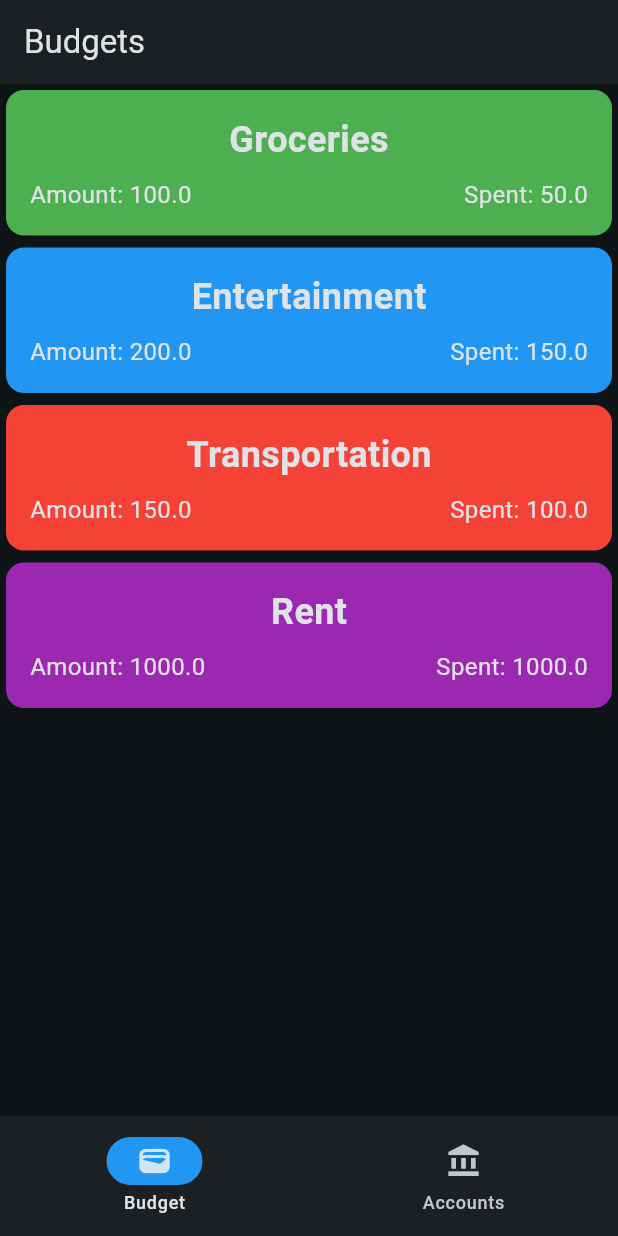
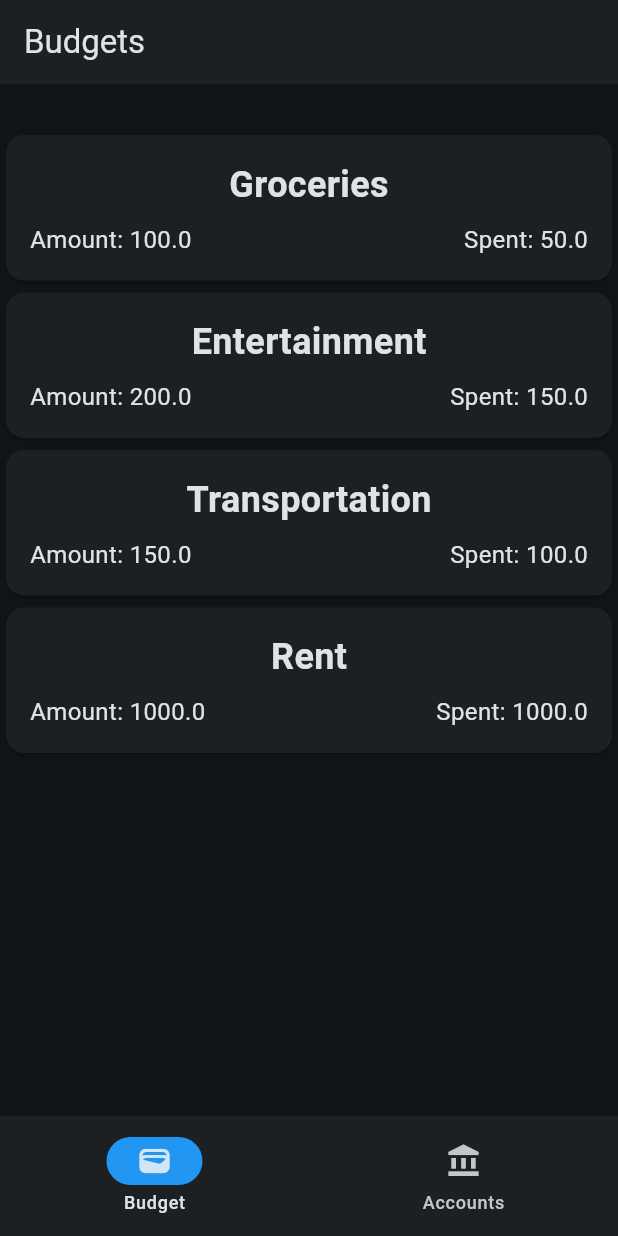
Before and after one commit to roger-chau/Nomad, a Flutter app: the screen it shows after launch, on a phone screen of 412 x 824 dp. Run offline on Flutter 3.47's test engine with Material 3 defaults, Android fonts, the phone set to English and light mode, and no system bars.

Commit message:
Added budget cards

```diff
--- a/lib/views/budgets_view.dart
+++ b/lib/views/budgets_view.dart
@@ -16,27 +16,20 @@ class _BudgetViewState extends State<BudgetsView> {
             title: const Text("Budgets"),
             backgroundColor: Theme.of(context).colorScheme.surfaceContainer),
         body: const SingleChildScrollView(
+            padding: EdgeInsets.only(top: 30),
             child: Column(children: <Widget>[
-          BudgetWidget(
-              title: "Groceries",
-              amount: 100.0,
-              spent: 50.0,
-              color: Colors.green),
-          BudgetWidget(
-              title: "Entertainment",
-              amount: 200.0,
-              spent: 150.0,
-              color: Colors.blue),
+              BudgetWidget(title: "Groceries", amount: 100.0, spent: 50.0),
+              BudgetWidget(title: "Entertainment", amount: 200.0, spent: 150.0),
               BudgetWidget(
                 title: "Transportation",
                 amount: 150.0,
                 spent: 100.0,
-              color: Colors.red),
+              ),
               BudgetWidget(
                 title: "Rent",
                 amount: 1000.0,
                 spent: 1000.0,
-              color: Colors.purple),
+              ),
             ])));
   }
 }
--- a/lib/widgets/budget_widget.dart
+++ b/lib/widgets/budget_widget.dart
@@ -5,13 +5,11 @@ class BudgetWidget extends StatefulWidget {
       {super.key,
       required this.title,
       required this.amount,
-      required this.spent,
-      required this.color});
+      required this.spent});
 
   final String title;
   final double amount;
   final double spent;
-  final Color color;
 
   @override
   State<BudgetWidget> createState() => _BudgetWidgetState();
@@ -21,7 +19,7 @@ class _BudgetWidgetState extends State<BudgetWidget> {
   @override
   Widget build(BuildContext context) {
     return Card(
-        color: widget.color,
+        color: Theme.of(context).colorScheme.surfaceContainer,
         child: Padding(
             padding: const EdgeInsets.all(16.0),
             child: Column(
```
Lines whose indentation alone changed are shown as unchanged.
